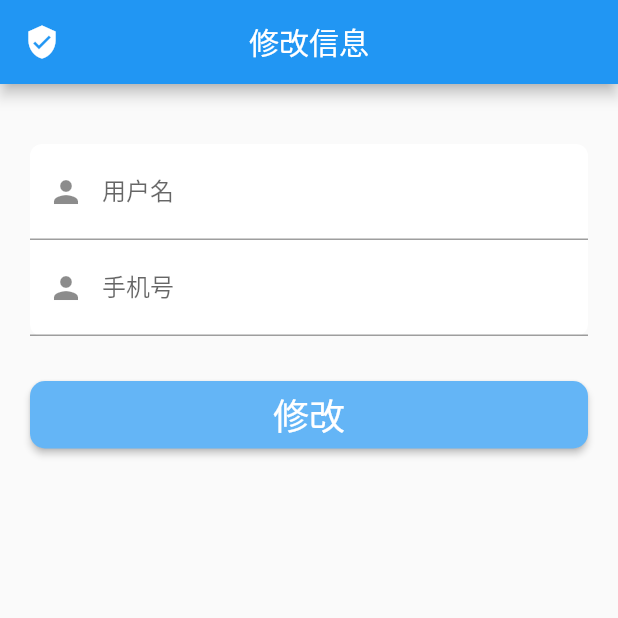
After one commit to CalesQ/flutter_test_app, a Flutter app: the screen it shows after launch, after a tap on "修改个人信息", on a phone screen of 412 x 824 dp, the top half of it. The commit adds this screen. Run offline on Flutter 3.47's test engine with Material 2 defaults, Android fonts, the phone set to English and light mode, and no system bars; our stand-ins replace fluttertoast, font_awesome_flutter, shared_preferences.

Commit message:
<feat>添加更新信息页面，修复部分功能的debug

```diff
--- /dev/null
+++ b/lib/UpdateInfoPage.dart
@@ -0,0 +1,266 @@
+import 'package:flutter/material.dart';
+import 'package:test_app/utils/Contant.dart';
+import 'package:test_app/utils/LocalStore.dart';
+import 'package:test_app/utils/SendRequest.dart';
+import 'package:test_app/utils/Toast.dart';
+
+class UpdateInfo extends StatelessWidget {
+  @override
+  Widget build(BuildContext context) {
+    return MaterialApp(
+      title: 'update info page',
+      // 创建登陆界面对象
+      home: UpdateInfoPage(),
+    );
+  }
+}
+
+class UpdateInfoPage extends StatefulWidget {
+  @override
+  UpdateInfoPageState createState() => new UpdateInfoPageState();
+}
+
+class UpdateInfoPageState extends State<UpdateInfoPage> {
+  // 变量
+  String userName = '';
+  String phone = '';
+
+  //焦点
+  FocusNode focusNodeUserName = new FocusNode();
+  FocusNode focusNodePhone = new FocusNode();
+
+  var isShowClear = false; //是否显示输入框尾部的清除按钮
+  var isShowPhoneClear = false;
+
+  //表单状态
+  GlobalKey<FormState> formKey = GlobalKey<FormState>();
+
+  //输入框控制器，此控制器可以监听输入框操作
+  TextEditingController userNameController = new TextEditingController();
+  TextEditingController phoneController = new TextEditingController();
+
+  @override
+  void initState() {
+    //设置焦点监听
+    focusNodeUserName.addListener(focusNodeListener);
+    focusNodePhone.addListener(focusNodeListener);
+
+    //监听用户名框的输入改变
+    userNameController.addListener(() {
+      print(userNameController.text);
+      // 监听文本框输入变化，当有内容的时候，显示尾部清除按钮，否则不显示
+      if (userNameController.text.length > 0) {
+        isShowClear = true;
+      } else {
+        isShowClear = false;
+      }
+      setState(() {});
+    });
+
+    //监听手机号框的输入改变
+    phoneController.addListener(() {
+      print(phoneController.text);
+      // 监听文本框输入变化，当有内容的时候，显示尾部清除按钮，否则不显示
+      if (phoneController.text.length > 0) {
+        isShowPhoneClear = true;
+      } else {
+        isShowPhoneClear = false;
+      }
+      setState(() {});
+    });
+
+    super.initState();
+  }
+
+  @override
+  void dispose() {
+    // 移除焦点监听
+    focusNodeUserName.removeListener(focusNodeListener);
+    focusNodePhone.removeListener(focusNodeListener);
+    userNameController.dispose();
+    phoneController.dispose();
+    super.dispose();
+  }
+
+  // 监听焦点具体执行方法
+  Future<Null> focusNodeListener() async {
+    if (focusNodeUserName.hasFocus) {
+      print("用户名框获取焦点");
+      // 取消其他框焦点状态
+      focusNodePhone.unfocus();
+    } else {
+      print("手机号框获取焦点");
+      // 取消其他框焦点状态
+      focusNodeUserName.unfocus();
+    }
+  }
+
+  @override
+  Widget build(BuildContext context) {
+    //输入文本框区域
+    Widget inputTextArea = new Container(
+      margin: EdgeInsets.only(left: 20, right: 20),
+      decoration: new BoxDecoration(
+          borderRadius: BorderRadius.all(Radius.circular(8)),
+          color: Colors.white),
+      child: new Form(
+        key: formKey,
+        child: new Column(
+          mainAxisSize: MainAxisSize.min,
+          children: <Widget>[
+            // 用户名
+            new TextFormField(
+              controller: userNameController,
+              focusNode: focusNodeUserName,
+              decoration: InputDecoration(
+                labelText: "用户名",
+                hintText: "请输入用户名",
+                prefixIcon: Icon(Icons.person),
+                //尾部添加清除按钮
+                suffixIcon: (isShowClear)
+                    ? IconButton(
+                        icon: Icon(Icons.clear),
+                        onPressed: () {
+                          // 清空输入框内容
+                          userNameController.clear();
+                        },
+                      )
+                    : null,
+              ),
+              //验证用户名
+              validator: validateUserName,
+              //保存数据
+              onSaved: (String value) {
+                userName = value;
+              },
+            ),
+
+            // 手机号
+            new TextFormField(
+              controller: phoneController,
+              focusNode: focusNodePhone,
+              decoration: InputDecoration(
+                labelText: "手机号",
+                hintText: "请输入手机号",
+                prefixIcon: Icon(Icons.person),
+                //尾部添加清除按钮
+                suffixIcon: (isShowClear)
+                    ? IconButton(
+                        icon: Icon(Icons.clear),
+                        onPressed: () {
+                          // 清空输入框内容
+                          userNameController.clear();
+                        },
+                      )
+                    : null,
+              ),
+              //验证用户名
+              validator: validatePhone,
+              //保存数据
+              onSaved: (String value) {
+                phone = value;
+              },
+            ),
+          ],
+        ),
+      ),
+    );
+
+    // 修改按钮区域
+    Widget updateButtonArea = new Container(
+      margin: EdgeInsets.only(left: 20, right: 20),
+      height: 45.0,
+      child: new RaisedButton(
+        color: Colors.blue[300],
+        child: Text(
+          "修改",
+          style: Theme.of(context).primaryTextTheme.headline,
+        ),
+        // 设置按钮圆角
+        shape:
+            RoundedRectangleBorder(borderRadius: BorderRadius.circular(10.0)),
+        onPressed: () {
+          //点击登录按钮，解除焦点，回收键盘
+          focusNodePhone.unfocus();
+          focusNodeUserName.unfocus();
+
+          if (formKey.currentState.validate()) {
+            //只有输入通过验证，才会执行这里
+            formKey.currentState.save();
+
+            Map<String, String> data = {"user_name": userName, "phone": phone};
+            // 注册请求
+            request('/api/v1/user/vip/info/update', 'POST', null, null, data,
+                    context)
+                .then((res) {
+              // 返回上一层
+              if (res != null) {
+                myToast("修改成功");
+                //Navigator.pop(context);
+              }
+            }).whenComplete(() {
+              print("修改信息请求处理完成");
+            }).catchError(() {
+              myToast("出现异常,请重试");
+            });
+          }
+        },
+      ),
+    );
+
+    // 返回
+    return Scaffold(
+      appBar: new AppBar(
+        title: new Text("修改信息"),
+        leading: Icon(Icons.verified_user),
+        backgroundColor: getMainColor(),
+        centerTitle: true,
+      ),
+      // 外层添加一个手势，用于点击空白部分，回收键盘
+      body: new GestureDetector(
+        onTap: () {
+          // 点击空白区域，回收键盘
+          print("点击了空白区域");
+          focusNodePhone.unfocus();
+          focusNodeUserName.unfocus();
+        },
+        child: new ListView(
+          children: <Widget>[
+            new SizedBox(height: 40.0),
+            inputTextArea,
+            new SizedBox(height: 30.0),
+            updateButtonArea,
+            new SizedBox(height: 40.0),
+          ],
+        ),
+      ),
+    );
+  }
+
+  /**
+   * 验证号码
+   */
+  String validatePhone(String value) {
+    //正则匹配手机号
+    RegExp exp = RegExp(
+        r'^((13[0-9])|(14[0-9])|(15[0-9])|(16[0-9])|(17[0-9])|(18[0-9])|(19[0-9]))\d{8}$');
+    if (value.isEmpty) {
+      return '手机号不能为空!';
+    } else if (!exp.hasMatch(value)) {
+      return '请输入正确手机号';
+    }
+    return null;
+  }
+
+  /**
+   * 验证用户名
+   */
+  String validateUserName(String value) {
+    if (value.isEmpty) {
+      return '用户名不能为空';
+    } else if (value.length > 10) {
+      return '用户名太长了';
+    }
+    return null;
+  }
+}
--- a/lib/home.dart
+++ b/lib/home.dart
@@ -1,7 +1,9 @@
 import 'package:flutter/cupertino.dart';
 import 'package:flutter/material.dart';
+import 'package:test_app/LoginPage.dart';
+import 'package:test_app/UpdateInfoPage.dart';
 import 'package:test_app/utils/Contant.dart';
-import 'package:test_app/utils/SendRequest.dart';
+import 'package:test_app/utils/LocalStore.dart';
 import 'package:test_app/utils/Toast.dart';
 
 class Home extends StatelessWidget {
@@ -17,12 +19,29 @@ class Home extends StatelessWidget {
 
 class HomePage extends StatefulWidget {
   @override
-  HomePageState createState() => HomePageState();
+  HomePageState createState() {
+    return HomePageState();
+  }
 }
 
 class HomePageState extends State<HomePage> {
   @override
+  void initState() {
+    super.initState();
+  }
+
+  @override
   Widget build(BuildContext context) {
+    getStorage('expired').then((value) {
+      if (int.parse(value.toString()) <
+          new DateTime.now().millisecondsSinceEpoch) {
+        myToast("身份已过期，请重新登录");
+        Navigator.pushAndRemoveUntil(
+            context,
+            new MaterialPageRoute(builder: (context) => new Login()),
+            (route) => false);
+      }
+    });
 
     // 修改个人信息按钮区域
     Widget updateInfoButtonArea = new Container(
@@ -37,7 +56,34 @@ class HomePageState extends State<HomePage> {
         // 设置按钮圆角
         shape:
             RoundedRectangleBorder(borderRadius: BorderRadius.circular(10.0)),
-        onPressed: () {},
+        onPressed: () {
+          Navigator.push(context, new MaterialPageRoute(builder: (context) {
+            return UpdateInfo();
+          }));
+        },
+      ),
+    );
+// 修改个人信息按钮区域
+    Widget reLoginButtonArea = new Container(
+      margin: EdgeInsets.only(left: 20, right: 20),
+      height: 45.0,
+      child: new RaisedButton(
+        color: Colors.blue[300],
+        child: Text(
+          "退出登录",
+          style: Theme.of(context).primaryTextTheme.headline,
+        ),
+        // 设置按钮圆角
+        shape:
+            RoundedRectangleBorder(borderRadius: BorderRadius.circular(10.0)),
+        onPressed: () {
+          setStorage('user_id', null);
+          setStorage('token', null);
+          Navigator.pushAndRemoveUntil(context,
+              new MaterialPageRoute(builder: (context) {
+            return Login();
+          }), (route) => false);
+        },
       ),
     );
 
@@ -60,6 +106,7 @@ class HomePageState extends State<HomePage> {
             new SizedBox(height: 70.0),
             updateInfoButtonArea,
             new SizedBox(height: 40.0),
+            reLoginButtonArea,
           ],
         ),
       ),
--- a/lib/main.dart
+++ b/lib/main.dart
@@ -1,4 +1,4 @@
 import 'package:flutter/material.dart';
-import 'LoginPage.dart';
+import 'package:test_app/Home.dart';
 
-void main() => runApp(new Login());
+void main() => runApp(new Home());
--- a/lib/utils/LocalStore.dart
+++ b/lib/utils/LocalStore.dart
@@ -5,7 +5,7 @@ setStorage(key, value) async {
   prefs.setString(key, value);
 }
 
-getStorage(key) async {
+Future<String> getStorage(key) async {
   SharedPreferences prefs = await SharedPreferences.getInstance();
   return prefs.getString(key) ?? "";
 }
```
Also changed, not shown: lib/LoginPage.dart (+2 -9 lines), lib/RegPage.dart (+36 -36 lines), lib/utils/SendRequest.dart (+33 -15 lines), 1 other file.
